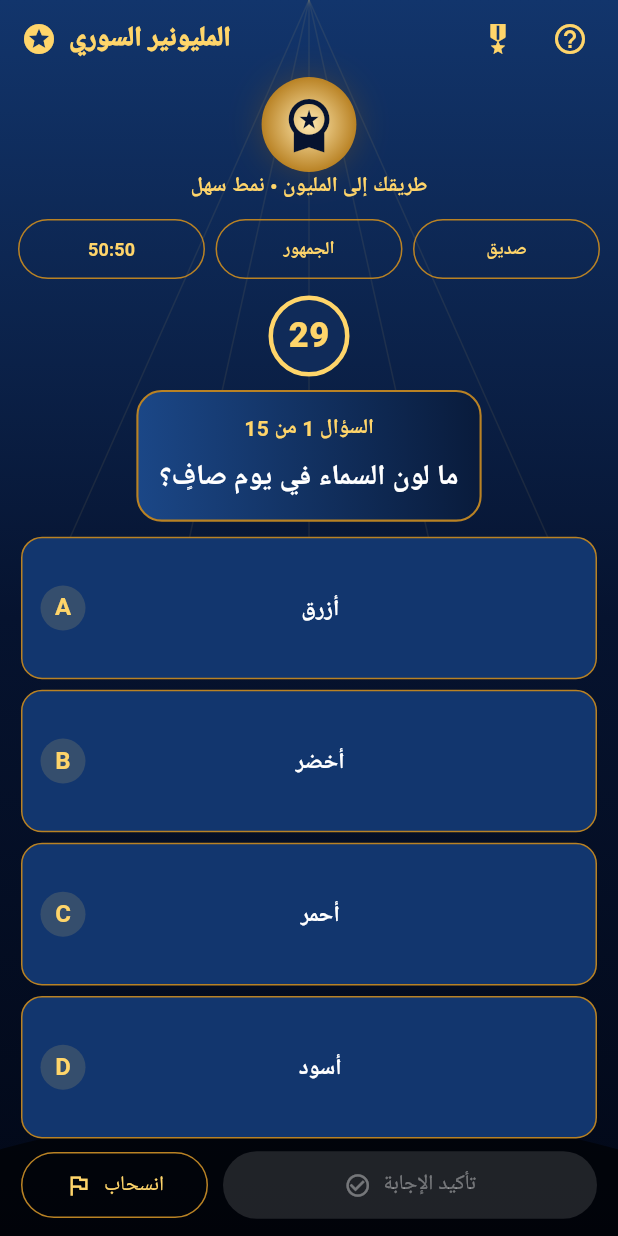
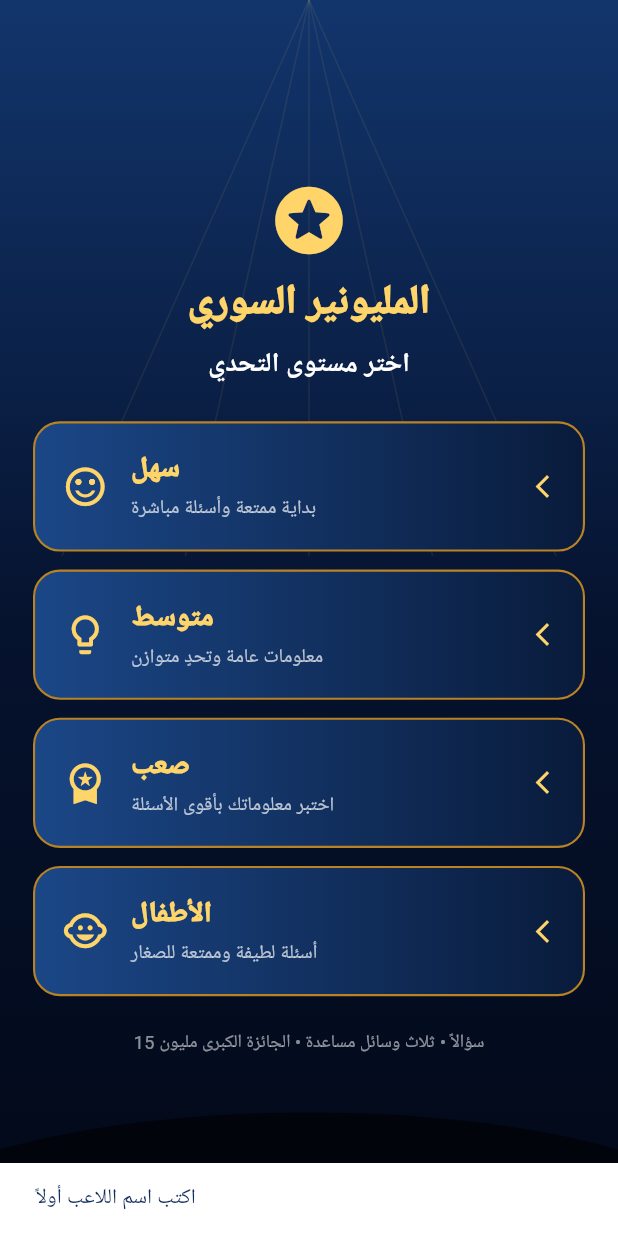
Before and after one commit to fr3onsham94-code/klencod-flutter----_2, a Flutter app: the screen it shows after launch, after a tap on "سهل", on a phone screen of 412 x 824 dp. Run offline on Flutter 3.47's test engine with Material 3 defaults, Android fonts, the phone set to English and light mode, and no system bars.

Commit message:
Add player name and dynamic prize check

```diff
--- a/lib/main.dart
+++ b/lib/main.dart
@@ -88,19 +88,19 @@ class MillionaireApp extends StatelessWidget { const MillionaireApp({super.key})
 
 class Game extends StatefulWidget { const Game({super.key}); @override State<Game> createState()=>_GameState(); }
 class _GameState extends State<Game> with SingleTickerProviderStateMixin {
- int n=0,seconds=30,safe=0; int? selected,hidden,hiddenSecond; bool locked=false,over=false,fifty=false,audience=false,friend=false,won=false,started=false; String selectedMode='متوسط'; Timer? timer;
+ int n=0,seconds=30,safe=0; int? selected,hidden,hiddenSecond; bool locked=false,over=false,fifty=false,audience=false,friend=false,won=false,started=false; String selectedMode='متوسط'; String playerName=''; final TextEditingController nameController=TextEditingController(); Timer? timer;
  List<Q> get questions => questionSets[selectedMode]!;
  List<Q> get qs => questions; late final pulse=AnimationController(vsync:this,duration:const Duration(milliseconds:900))..repeat(reverse:true);
  @override void initState(){super.initState();}
- @override void dispose(){timer?.cancel();pulse.dispose();super.dispose();}
+ @override void dispose(){timer?.cancel();nameController.dispose();pulse.dispose();super.dispose();}
  void startClock(){timer?.cancel();seconds=30;timer=Timer.periodic(const Duration(seconds:1),(t){if(!mounted||locked||over){t.cancel();return;}setState(()=>seconds--);if(seconds<=0){t.cancel();finish(false);}});}
  String money(int v)=>v.toString().replaceAllMapped(RegExp(r'(\d)(?=(\d{3})+(?!\d))'),(m)=>m[1]!+',');
  void choose(int i){if(locked||over||(hidden==i || hiddenSecond==i))return;setState(()=>selected=i);HapticFeedback.selectionClick();}
  Future<void> confirm() async {if(selected==null||locked)return;timer?.cancel();setState(()=>locked=true);await Future.delayed(const Duration(milliseconds:850));if(!mounted)return;if(selected==questions[n].c){if(n==4||n==9)safe=prizes[n];if(n==14){finish(true);return;}setState(()=>n++);selected=null;hidden=null;hiddenSecond=null;locked=false;startClock();}else{finish(false);}}
- void finish(bool win){timer?.cancel();setState((){over=true;won=win;locked=true;});showDialog(context:context,barrierDismissible:false,builder:(d)=>AlertDialog(backgroundColor:panel,title:Text(win?'مبروك! ربحت المليون':'انتهت المسابقة'),content:Text(win?'أصبحت مليونيراً سورياً!':'الجائزة المضمونة: '+money(safe)),actions:[FilledButton(onPressed:(){Navigator.pop(d);restart();},child:const Text('العب من جديد'))]));}
- void cashOut(){if(over)return;timer?.cancel();setState((){over=true;locked=true;won=false;});showDialog(context:context,barrierDismissible:false,builder:(d)=>AlertDialog(backgroundColor:panel,title:const Text('انسحبت من المسابقة'),content:Text('مبروك! ربحت الجائزة المضمونة: '+money(safe)),actions:[FilledButton(onPressed:(){Navigator.pop(d);restart();},child:const Text('العب من جديد'))]));}
+ void finish(bool win){timer?.cancel();setState((){over=true;won=win;locked=true;});showDialog(context:context,barrierDismissible:false,builder:(d)=>AlertDialog(backgroundColor:panel,title:Text(win?'مبروك! ربحت المليون':'انتهت المسابقة'),content:Column(mainAxisSize:MainAxisSize.min,children:[Text(win?'أصبحت مليونيراً سورياً!':'الجائزة المضمونة: '+money(safe)),const SizedBox(height:12),prizeCheck(win?1000000:safe)]),actions:[FilledButton(onPressed:(){Navigator.pop(d);restart();},child:const Text('العب من جديد'))]));}
+ void cashOut(){if(over)return;timer?.cancel();setState((){over=true;locked=true;won=false;});showDialog(context:context,barrierDismissible:false,builder:(d)=>AlertDialog(backgroundColor:panel,title:const Text('انسحبت من المسابقة'),content:Column(mainAxisSize:MainAxisSize.min,children:[Text('مبروك! ربحت الجائزة المضمونة: '+money(safe)),const SizedBox(height:12),prizeCheck(safe)]),actions:[FilledButton(onPressed:(){Navigator.pop(d);restart();},child:const Text('العب من جديد'))]));}
  void restart(){timer?.cancel();setState((){n=0;selected=null;hidden=null;hiddenSecond=null;safe=0;locked=false;over=false;fifty=false;audience=false;friend=false;won=false;started=false;});}
- void startGame(String mode){setState((){selectedMode=mode;n=0;selected=null;hidden=null;hiddenSecond=null;safe=0;locked=false;over=false;fifty=false;audience=false;friend=false;won=false;started=true;});startClock();}
+ void startGame(String mode){final entered=nameController.text.trim();if(entered.isEmpty){ScaffoldMessenger.of(context).showSnackBar(const SnackBar(content:Text('اكتب اسم اللاعب أولاً')));return;}setState((){playerName=entered;selectedMode=mode;n=0;selected=null;hidden=null;hiddenSecond=null;safe=0;locked=false;over=false;fifty=false;audience=false;friend=false;won=false;started=true;});startClock();}
  Widget modeSelection() {
     final modes = <(String, String, IconData)>[
       ('سهل', 'بداية ممتعة وأسئلة مباشرة', Icons.sentiment_satisfied_alt),
@@ -269,7 +269,7 @@ class _GameState extends State<Game> with SingleTickerProviderStateMixin {
                    child: const Icon(Icons.workspace_premium, color: navy, size: 40),
                  ),
                ),
-               Text('طريقك إلى المليون • نمط $selectedMode', style: const TextStyle(color: gold, fontWeight: FontWeight.bold)),
+               Text('اللاعب: $playerName  •  طريقك إلى المليون • نمط $selectedMode', textAlign:TextAlign.center, style: const TextStyle(color: gold, fontWeight: FontWeight.bold)),
                Padding(
                  padding: const EdgeInsets.symmetric(horizontal: 12, vertical: 7),
                  child: Row(children: [
```
Also changed, not shown: 1 other file.
